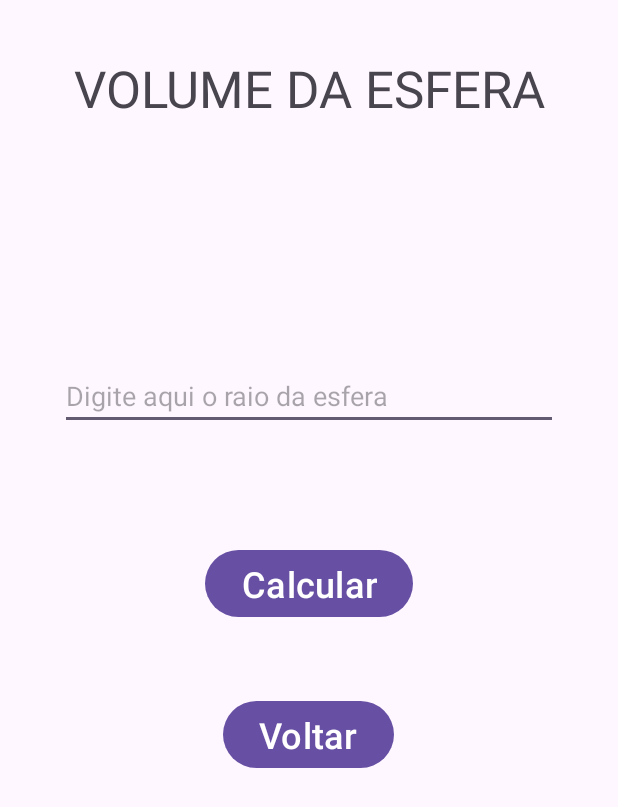
After one commit to ifpb-santaluzia/volumes, an Android app: the EsferaActivity screen opened directly, with no data from a screen before it, on a phone screen of 412 x 824 dp. The commit adds this screen. Shown: the top 807 px of the screen. Run offline under Robolectric (Android 15) with nearby library versions, the phone set to English and light mode, and no system bars.

Commit message:
Adicionado a activity da esfera, onde há a possibilidade do calculo do volume. Essa activity pode ser acessada após clickar no botão Esfera da activity principal

```diff
--- a/app/src/main/AndroidManifest.xml
+++ b/app/src/main/AndroidManifest.xml
@@ -13,6 +13,9 @@
         android:theme="@style/Theme.Volumes"
         tools:targetApi="31">
         <activity
+            android:name=".EsferaActivity"
+            android:exported="false" />
+        <activity
             android:name=".MainActivity"
             android:exported="true">
             <intent-filter>
--- /dev/null
+++ b/app/src/main/java/com/example/volumes/EsferaActivity.java
@@ -0,0 +1,77 @@
+package com.example.volumes;
+
+import android.content.Intent;
+import android.os.Bundle;
+import android.view.View;
+import android.widget.Button;
+import android.widget.EditText;
+import android.widget.TextView;
+import android.widget.Toast;
+
+import androidx.activity.EdgeToEdge;
+import androidx.appcompat.app.AppCompatActivity;
+import androidx.core.graphics.Insets;
+import androidx.core.view.ViewCompat;
+import androidx.core.view.WindowInsetsCompat;
+
+import java.security.spec.ECParameterSpec;
+import java.text.DecimalFormat;
+
+public class EsferaActivity extends AppCompatActivity {
+
+    private EditText raioEditText;
+    private Button calcularButton;
+    private Button voltarButton;
+
+    private TextView resposta;
+
+    @Override
+    protected void onCreate(Bundle savedInstanceState) {
+        super.onCreate(savedInstanceState);
+        EdgeToEdge.enable(this);
+        setContentView(R.layout.activity_esfera);
+        ViewCompat.setOnApplyWindowInsetsListener(findViewById(R.id.main), (v, insets) -> {
+            Insets systemBars = insets.getInsets(WindowInsetsCompat.Type.systemBars());
+            v.setPadding(systemBars.left, systemBars.top, systemBars.right, systemBars.bottom);
+            return insets;
+        });
+
+        raioEditText = findViewById(R.id.raio);
+        calcularButton = findViewById(R.id.buttonCalcular);
+        voltarButton = findViewById(R.id.buttonVoltar);
+        resposta = findViewById(R.id.reposta);
+
+        calcularButton.setOnClickListener(new View.OnClickListener() {
+            @Override
+            public void onClick(View v) {
+                try {
+                    //Tenta converter a entrada recebida
+                    Double.parseDouble(raioEditText.getText().toString());
+
+                    String raioString = raioEditText.getText().toString();
+                    double raio = Double.valueOf(raioString);
+
+                    Esfera esfera = new Esfera(raio);
+                    double volume = esfera.calcularVolume();
+                    DecimalFormat df = new DecimalFormat("0.00");
+                    String valorFormatado = df.format(volume);
+
+
+                    resposta.setText("O volume da esfera é aproximadamente " + valorFormatado);
+                } catch (NumberFormatException e) {
+                    // Se a conversão falhar, a entrada é inválida
+                    // Exibir mensagem de erro
+                    Toast.makeText(getApplicationContext(), "Entrada inválida. Digite o valor do raio.", Toast.LENGTH_LONG).show();
+                }
+            }
+        });
+
+        voltarButton.setOnClickListener(new View.OnClickListener() {
+            @Override
+            public void onClick(View v) {
+                Intent intent = new Intent(getApplicationContext(), MainActivity.class);
+                startActivity(intent);
+            }
+        });
+    }
+}
--- /dev/null
+++ b/app/src/main/res/layout/activity_esfera.xml
@@ -0,0 +1,64 @@
+<?xml version="1.0" encoding="utf-8"?>
+<RelativeLayout xmlns:android="http://schemas.android.com/apk/res/android"
+    xmlns:app="http://schemas.android.com/apk/res-auto"
+    xmlns:tools="http://schemas.android.com/tools"
+    android:id="@+id/main"
+    android:layout_width="match_parent"
+    android:layout_height="match_parent"
+    tools:context=".MainActivity">
+
+    <TextView
+        android:id="@+id/volumeTexto"
+        android:layout_width="match_parent"
+        android:layout_height="wrap_content"
+        android:layout_marginTop="36dp"
+        android:fontFamily="sans-serif"
+        android:text="VOLUME DA ESFERA"
+        android:textAlignment="center"
+        android:textSize="34sp" />
+
+    <EditText
+        android:id="@+id/raio"
+        android:layout_marginLeft="40dp"
+        android:layout_marginRight="40dp"
+        android:hint="Digite aqui o raio da esfera"
+        android:textColor="@color/black"
+        android:layout_width="match_parent"
+        android:layout_height="wrap_content"
+        android:layout_below="@id/volumeTexto"
+        android:layout_marginTop="160sp" />
+
+    <Button
+        android:id="@+id/buttonCalcular"
+        android:layout_width="wrap_content"
+        android:layout_height="wrap_content"
+        android:layout_below="@id/raio"
+        android:text="Calcular"
+        android:textSize="24sp"
+        android:layout_marginTop="76dip"
+        android:layout_centerHorizontal="true" />
+
+    <Button
+        android:id="@+id/buttonVoltar"
+        android:layout_width="wrap_content"
+        android:layout_height="wrap_content"
+        android:layout_below="@id/buttonCalcular"
+        android:text="Voltar"
+        android:textSize="24sp"
+        android:layout_marginTop="@android:dimen/app_icon_size"
+        android:layout_centerHorizontal="true" />
+
+    <TextView
+        android:id="@+id/reposta"
+        android:layout_width="wrap_content"
+        android:layout_height="wrap_content"
+        android:layout_below="@id/buttonVoltar"
+        android:layout_marginTop="48sp"
+        android:textAlignment="center"
+        android:layout_marginLeft="10dp"
+        android:textSize="18sp"
+        />
+
+
+
+</RelativeLayout>
```
Also changed, not shown: app/src/main/java/com/example/volumes/Esfera.java (added, +31 -0 lines), app/src/main/java/com/example/volumes/MainActivity.java (+16 -0 lines).
